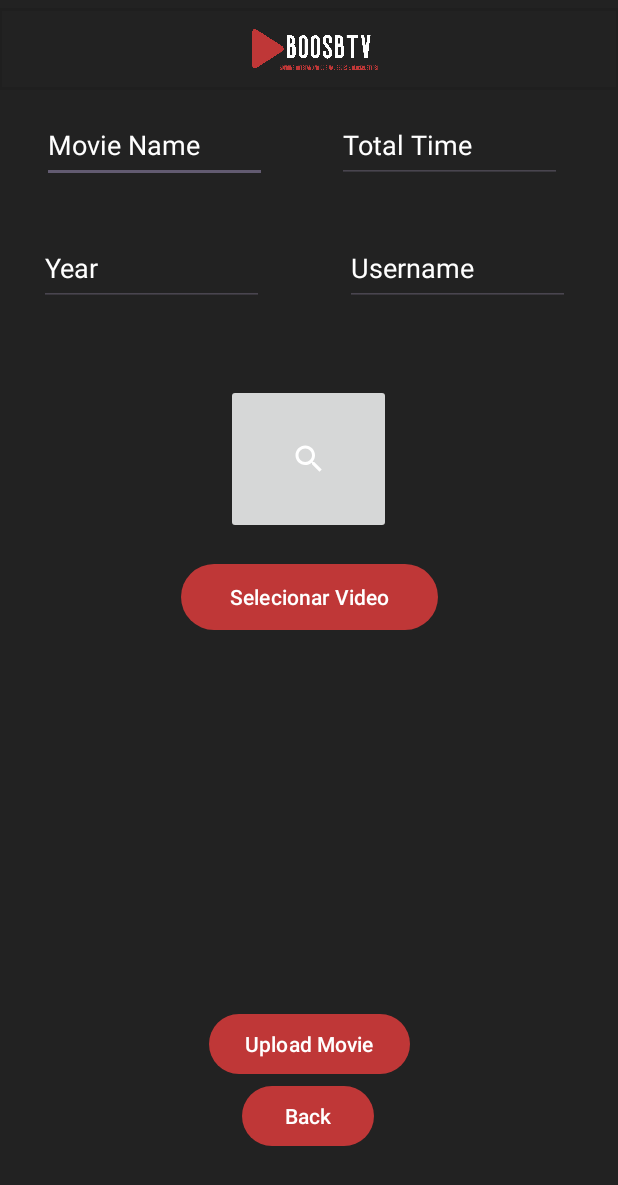
After one commit to franciscoribeiro2003/streamingApp, an Android app: the UploadMovie screen opened directly, with no data from a screen before it, on a phone screen of 412 x 824 dp. The commit adds this screen. Shown: the top 1185 px of the screen. Run offline under Robolectric (Android 15) with nearby library versions, the phone set to English and light mode, and no system bars.

Commit message:
mais atividades

```diff
--- a/final/Netflixpp/app/src/main/AndroidManifest.xml
+++ b/final/Netflixpp/app/src/main/AndroidManifest.xml
@@ -25,6 +25,10 @@
                 android:value="" />
         </activity>
         <activity android:name=".MainActivity"></activity>
+        <activity android:name=".DeleteMovie"></activity>
+        <activity android:name=".UploadMovie"></activity>
+        <activity android:name=".AdminMain"></activity>
+        <activity android:name=".RegisterPage"></activity>
         <activity
             android:name=".VideoPlayerActivity"
             android:theme="@style/Theme.Netflixpp"></activity>
--- a/final/Netflixpp/app/src/main/java/com/netflixpp/LoginPage.java
+++ b/final/Netflixpp/app/src/main/java/com/netflixpp/LoginPage.java
@@ -42,7 +42,7 @@ public class LoginPage extends AppCompatActivity {
             @Override
             public void onClick(View v) {
                 //try {
-                    startActivity(new Intent(getApplicationContext(),MainActivity.class));
+                    startActivity(new Intent(getApplicationContext(),AdminMain.class));
                     finish();
                     //pushInfo();
                 //} catch (IOException e) {
--- /dev/null
+++ b/final/Netflixpp/app/src/main/java/com/netflixpp/UploadMovie.java
@@ -0,0 +1,26 @@
+package com.netflixpp;
+
+import android.content.Intent;
+import android.os.Bundle;
+import android.view.View;
+import android.widget.Button;
+
+import androidx.appcompat.app.AppCompatActivity;
+
+public class UploadMovie extends AppCompatActivity {
+
+    @Override
+    protected void onCreate(Bundle savedInstanceState) {
+        super.onCreate(savedInstanceState);
+        setContentView(R.layout.movie_upload);
+
+        Button back = (Button) findViewById(R.id.back);
+        back.setOnClickListener(new View.OnClickListener() {
+            @Override
+            public void onClick(View v) {
+                startActivity(new Intent(getApplicationContext(), (AdminMain.class)));
+                finish();
+            }
+        });
+    }
+}
--- a/final/Netflixpp/app/src/main/res/layout/login.xml
+++ b/final/Netflixpp/app/src/main/res/layout/login.xml
@@ -19,7 +19,6 @@
         android:textColorHint="@color/white"
         app:layout_constraintBottom_toBottomOf="parent"
         app:layout_constraintEnd_toEndOf="parent"
-        app:layout_constraintHorizontal_bias="0.491"
         app:layout_constraintStart_toStartOf="parent"
         app:layout_constraintTop_toBottomOf="@+id/imageView2"
         app:layout_constraintVertical_bias="0.096" />
@@ -34,7 +33,6 @@
         android:textColor="@color/white"
         app:layout_constraintBottom_toBottomOf="parent"
         app:layout_constraintEnd_toEndOf="parent"
-        app:layout_constraintHorizontal_bias="0.498"
         app:layout_constraintStart_toStartOf="parent"
         app:layout_constraintTop_toBottomOf="@+id/login"
         app:layout_constraintVertical_bias="0.0" />
@@ -51,7 +49,6 @@
         android:textColor="@color/white"
         android:textColorHint="@color/white"
         app:layout_constraintEnd_toEndOf="parent"
-        app:layout_constraintHorizontal_bias="0.491"
         app:layout_constraintStart_toStartOf="parent"
         app:layout_constraintTop_toBottomOf="@+id/user" />
 
@@ -68,7 +65,6 @@
         android:textColor="@color/white"
         app:layout_constraintBottom_toBottomOf="parent"
         app:layout_constraintEnd_toEndOf="parent"
-        app:layout_constraintHorizontal_bias="0.495"
         app:layout_constraintStart_toStartOf="parent"
         app:layout_constraintTop_toBottomOf="@+id/password"
         app:layout_constraintVertical_bias="0.045" />
--- /dev/null
+++ b/final/Netflixpp/app/src/main/res/layout/movie_upload.xml
@@ -0,0 +1,143 @@
+<?xml version="1.0" encoding="utf-8"?>
+<androidx.constraintlayout.widget.ConstraintLayout xmlns:android="http://schemas.android.com/apk/res/android"
+    xmlns:app="http://schemas.android.com/apk/res-auto"
+    xmlns:tools="http://schemas.android.com/tools"
+    android:layout_width="match_parent"
+    android:layout_height="match_parent"
+    android:background="@color/dark_grey">
+
+    <androidx.constraintlayout.widget.ConstraintLayout
+        android:id="@+id/search"
+        android:layout_width="match_parent"
+        android:layout_height="55dp"
+        android:layout_marginTop="5dp"
+        android:background="@drawable/header"
+        app:layout_constraintTop_toTopOf="parent"
+        tools:layout_editor_absoluteX="61dp">
+
+        <ImageView
+            android:id="@+id/imageView"
+            android:layout_width="95dp"
+            android:layout_height="0dp"
+            android:layout_marginTop="3dp"
+            android:layout_marginBottom="1dp"
+            app:layout_constraintBottom_toBottomOf="parent"
+            app:layout_constraintEnd_toEndOf="parent"
+            app:layout_constraintStart_toStartOf="parent"
+            app:layout_constraintTop_toTopOf="parent"
+            app:srcCompat="@drawable/logo" />
+
+    </androidx.constraintlayout.widget.ConstraintLayout>
+
+    <EditText
+        android:id="@+id/MovieName"
+        android:layout_width="150dp"
+        android:layout_height="50dp"
+        android:layout_marginStart="28dp"
+        android:layout_marginTop="72dp"
+        android:hint="Movie Name"
+        android:inputType="textPersonName"
+        android:selectAllOnFocus="true"
+        android:textColorHint="@color/white"
+        app:layout_constraintStart_toStartOf="parent"
+        app:layout_constraintTop_toTopOf="parent" />
+
+    <EditText
+        android:id="@+id/year"
+        android:layout_width="150dp"
+        android:layout_height="50dp"
+        android:layout_marginStart="20dp"
+        android:layout_marginTop="32dp"
+        android:hint="Year"
+        android:inputType="date"
+        android:selectAllOnFocus="true"
+        android:textColorHint="@color/white"
+        app:layout_constraintEnd_toStartOf="@+id/username"
+        app:layout_constraintHorizontal_bias="0.101"
+        app:layout_constraintStart_toStartOf="parent"
+        app:layout_constraintTop_toBottomOf="@+id/MovieName"
+        tools:ignore="DuplicateClickableBoundsCheck" />
+
+    <EditText
+        android:id="@+id/username"
+        android:layout_width="150dp"
+        android:layout_height="50dp"
+        android:layout_marginTop="32dp"
+        android:layout_marginEnd="32dp"
+        android:hint="Username"
+        android:inputType="textPersonName"
+        android:selectAllOnFocus="true"
+        android:textColorHint="@color/white"
+        app:layout_constraintEnd_toEndOf="parent"
+        app:layout_constraintTop_toBottomOf="@+id/TotalTime"
+        tools:ignore="DuplicateClickableBoundsCheck" />
+
+    <EditText
+        android:id="@+id/TotalTime"
+        android:layout_width="150dp"
+        android:layout_height="50dp"
+        android:layout_marginStart="10dp"
+        android:layout_marginTop="72dp"
+        android:layout_marginEnd="20dp"
+        android:hint="Total Time"
+        android:inputType="number"
+        android:selectAllOnFocus="true"
+        android:textColorHint="@color/white"
+        app:layout_constraintEnd_toEndOf="parent"
+        app:layout_constraintHorizontal_bias="0.679"
+        app:layout_constraintStart_toEndOf="@+id/MovieName"
+        app:layout_constraintTop_toTopOf="parent" />
+
+    <Button
+        android:id="@+id/back"
+        android:layout_width="wrap_content"
+        android:layout_height="wrap_content"
+        android:layout_gravity="start"
+        android:layout_marginBottom="56dp"
+        android:text="Back"
+        android:textColor="@color/white"
+        app:layout_constraintBottom_toBottomOf="parent"
+        app:layout_constraintEnd_toEndOf="parent"
+        app:layout_constraintHorizontal_bias="0.498"
+        app:layout_constraintStart_toStartOf="parent" />
+
+    <Button
+        android:id="@+id/uploadmovief"
+        android:layout_width="wrap_content"
+        android:layout_height="wrap_content"
+        android:layout_gravity="start"
+        android:enabled="true"
+        android:text="Upload Movie"
+        android:textColor="@color/white"
+        app:layout_constraintBottom_toTopOf="@+id/back"
+        app:layout_constraintEnd_toEndOf="parent"
+        app:layout_constraintStart_toStartOf="parent"
+
+        app:layout_constraintTop_toBottomOf="@+id/buttonvideo"
+        app:layout_constraintVertical_bias="1.0" />
+
+    <ImageButton
+        android:id="@+id/imageFile"
+        android:layout_width="110dp"
+        android:layout_height="100dp"
+        android:layout_marginTop="52dp"
+        app:layout_constraintEnd_toEndOf="parent"
+        app:layout_constraintHorizontal_bias="0.498"
+        app:layout_constraintStart_toStartOf="parent"
+        app:layout_constraintTop_toBottomOf="@+id/username"
+        app:srcCompat="@drawable/ic_baseline_search"
+        tools:ignore="SpeakableTextPresentCheck" />
+
+    <Button
+        android:id="@+id/buttonvideo"
+        android:layout_width="171dp"
+        android:layout_height="52dp"
+        android:layout_marginTop="16dp"
+        android:textColor="@color/white"
+        android:text="Selecionar Video"
+        app:layout_constraintEnd_toEndOf="parent"
+        app:layout_constraintStart_toStartOf="parent"
+        app:layout_constraintTop_toBottomOf="@+id/imageFile" />
+
+
+</androidx.constraintlayout.widget.ConstraintLayout>
```
Also changed, not shown: final/Netflixpp/app/src/main/java/com/netflixpp/AdminMain.java (added, +45 -0 lines), final/Netflixpp/app/src/main/java/com/netflixpp/DeleteMovie.java (added, +28 -0 lines), final/Netflixpp/app/src/main/java/com/netflixpp/RegisterPage.java (+144 -1 lines), final/Netflixpp/app/src/main/java/com/netflixpp/User.java (added, +15 -0 lines), final/Netflixpp/app/src/main/res/layout/adminmain.xml (added, +72 -0 lines), final/Netflixpp/app/src/main/res/layout/movie_removal.xml (added, +70 -0 lines), final/Netflixpp/app/src/main/res/layout/register.xml (+25 -0 lines).
